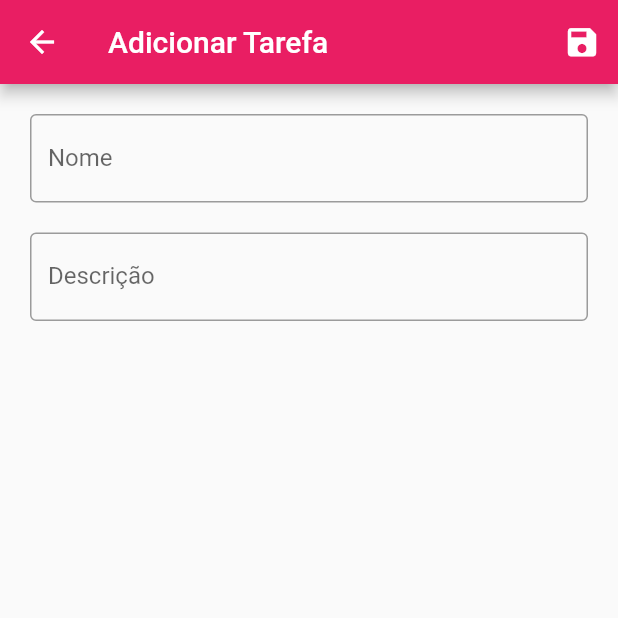
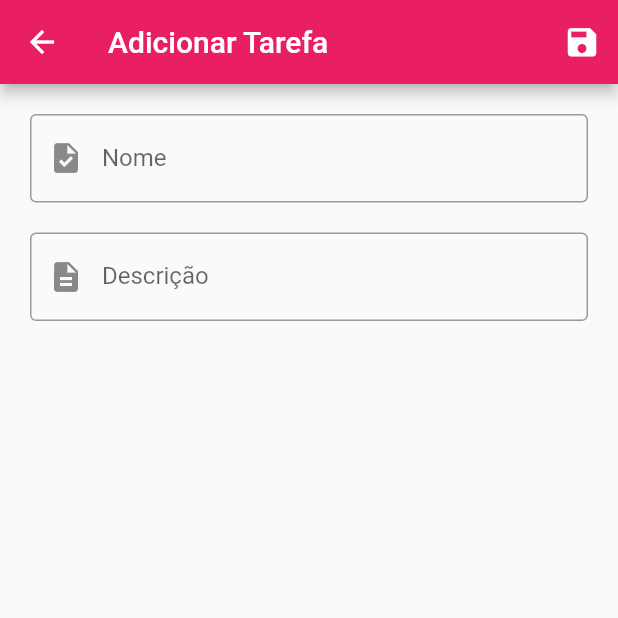
Before and after one commit to marinoricardo/todoapp, a Flutter app: the TaskForm screen opened by its route, on a phone screen of 412 x 824 dp, the top half of it. Run offline on Flutter 3.47's test engine with Material 2 defaults, Android fonts, the phone set to English and light mode, and no system bars.

Commit message:
prefixIcon on forms

```diff
--- a/lib/task_form.dart
+++ b/lib/task_form.dart
@@ -37,6 +37,7 @@ class _TaskFormState extends State<TaskForm> {
             child: TextField(
               controller: _nomeTarefa,
               decoration: InputDecoration(
+                prefixIcon: Icon(Icons.task),
                 labelText: 'Nome',
                 border: OutlineInputBorder(),
                 hintText: 'Nome da Tarefa',
@@ -48,6 +49,7 @@ class _TaskFormState extends State<TaskForm> {
             child: TextField(
               controller: _descricaoTarefa,
               decoration: InputDecoration(
+                prefixIcon: Icon(Icons.description),
                 labelText: 'Descrição',
                 border: OutlineInputBorder(),
                 hintText: 'Descrição da Tarefa',
```
